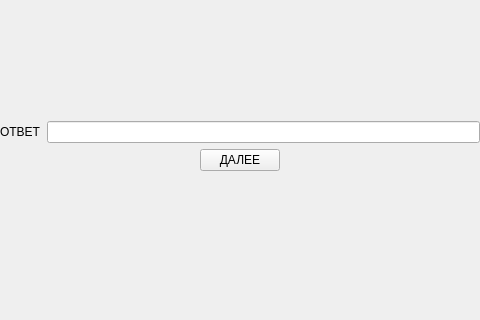
Qt form vQT/HKqt/linalgebra3lvl.ui (Shevikina/Hidgehog-kindom) before a commit; both pictures show x 443 to 923 and y 213 to 533 of the 1366 by 768 pixel window.
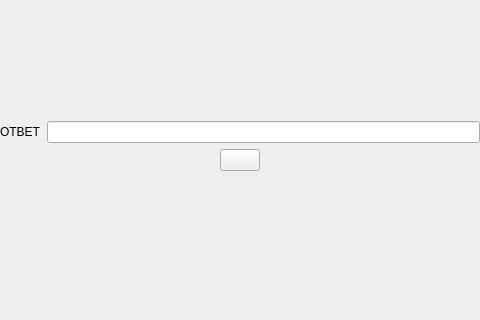
The same form after that commit. Icons and pictures are not drawn.

Diff of the .ui file:
```diff
--- a/vQT/HKqt/linalgebra3lvl.ui
+++ b/vQT/HKqt/linalgebra3lvl.ui
@@ -97,7 +97,7 @@
        <item>
         <widget class="QPushButton" name="futher">
          <property name="text">
-          <string>ДАЛЕЕ</string>
+          <string/>
          </property>
         </widget>
        </item>
```
Left out of the diff: 10 changed lines with no effect on the pictures.
